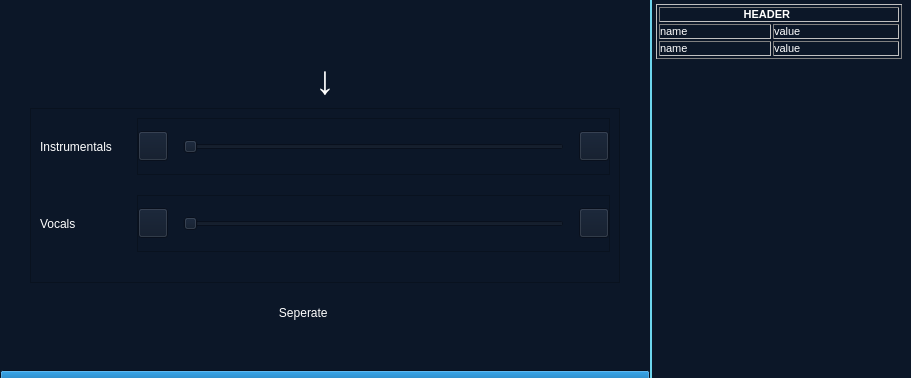
First picture: the form in ui_files/mainwindow.ui, repository Anjok07/ultimatevocalremovergui, before the edit.
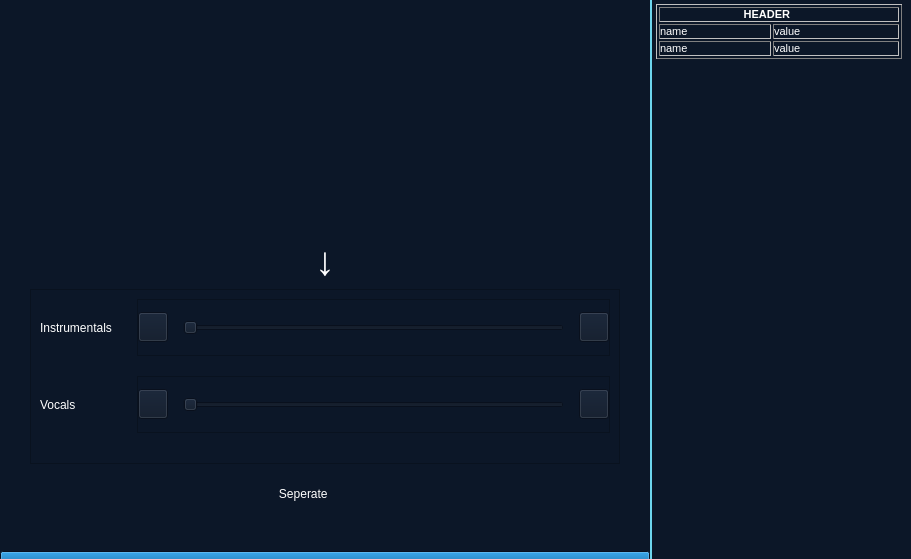
Second picture: the form after the edit.

What changed in the file:
```diff
--- a/ui_files/mainwindow.ui
+++ b/ui_files/mainwindow.ui
@@ -7,7 +7,7 @@
     <x>0</x>
     <y>0</y>
     <width>911</width>
-    <height>0</height>
+    <height>559</height>
    </rect>
   </property>
   <property name="minimumSize">
```
